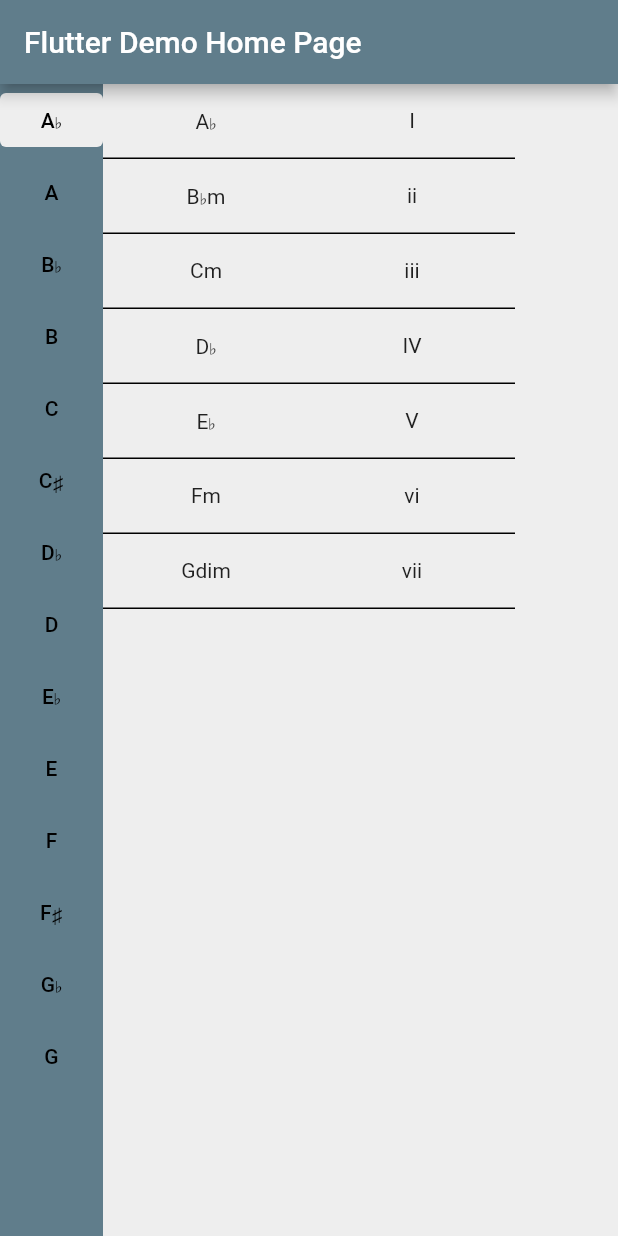
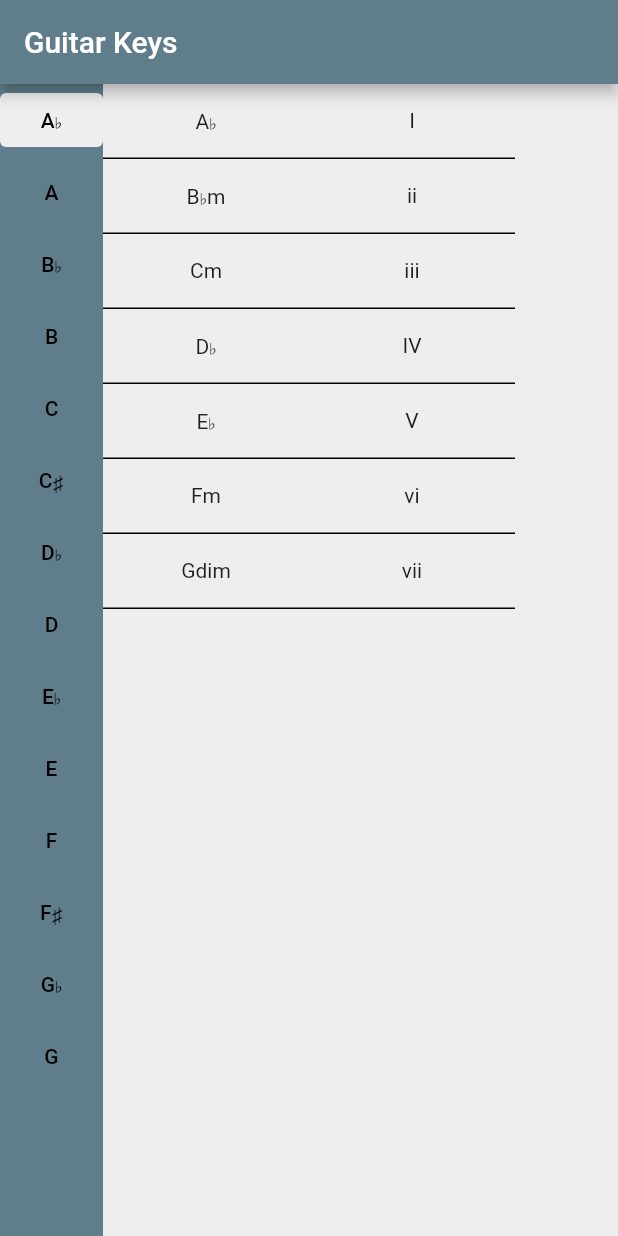
Before and after one commit to bjw16/Guitar_Keys, a Flutter app: the screen it shows after launch, on a phone screen of 412 x 824 dp. Run offline on Flutter 3.47's test engine with Material 2 defaults, Android fonts, the light colour scheme and no system bars.

Commit message:
Changed Bar Name

```diff
--- a/guitar_keys/lib/main.dart
+++ b/guitar_keys/lib/main.dart
@@ -11,7 +11,7 @@
   @override
   Widget build(BuildContext context) {
     return MaterialApp(
-      title: 'Flutter Demo',
+      title: 'Guitar Keys',
       theme: ThemeData(
         // This is the theme of your application.
         //
@@ -24,7 +24,7 @@
         // is not restarted.
         primarySwatch: Colors.blue,
       ),
-      home: const MyHomePage(title: 'Flutter Demo Home Page'),
+      home: const MyHomePage(title: 'Guitar Keys'),
     );
   }
 }
```
